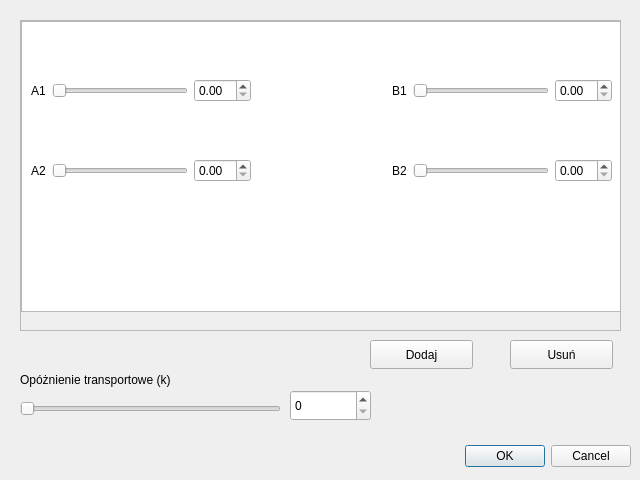
KamilWarczekIP/PK-Symulator_UAR, file dialogarxcooeficients.ui: the form before one commit.
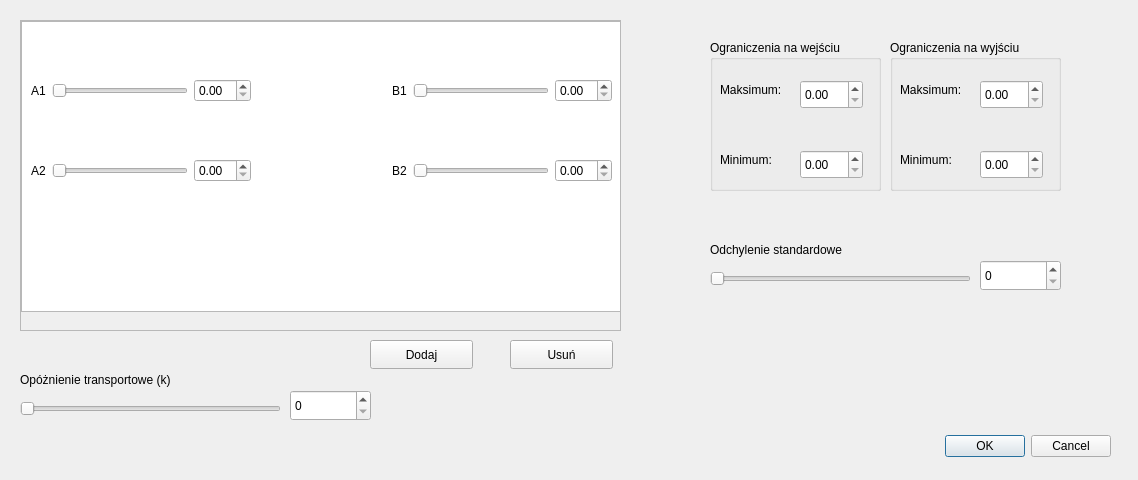
The form after the commit. Icons and pictures are not drawn.

What changed in the file:
```diff
--- a/dialogarxcooeficients.ui
+++ b/dialogarxcooeficients.ui
@@ -6,7 +6,7 @@
    <rect>
     <x>0</x>
     <y>0</y>
-    <width>640</width>
+    <width>1138</width>
     <height>480</height>
    </rect>
   </property>
@@ -17,8 +17,8 @@
    <property name="geometry">
     <rect>
      <x>10</x>
-     <y>440</y>
-     <width>621</width>
+     <y>430</y>
+     <width>1101</width>
      <height>32</height>
     </rect>
    </property>
@@ -217,7 +217,7 @@
     <rect>
      <x>20</x>
      <y>370</y>
-     <width>181</width>
+     <width>211</width>
      <height>20</height>
     </rect>
    </property>
@@ -248,6 +248,160 @@
     </rect>
    </property>
   </widget>
+  <widget class="QGroupBox" name="groupBox_2">
+   <property name="geometry">
+    <rect>
+     <x>890</x>
+     <y>40</y>
+     <width>171</width>
+     <height>151</height>
+    </rect>
+   </property>
+   <property name="title">
+    <string>Ograniczenia na wyjściu</string>
+   </property>
+   <widget class="QDoubleSpinBox" name="doubleSpinBox_5">
+    <property name="geometry">
+     <rect>
+      <x>90</x>
+      <y>40</y>
+      <width>63</width>
+      <height>29</height>
+     </rect>
+    </property>
+   </widget>
+   <widget class="QDoubleSpinBox" name="doubleSpinBox_6">
+    <property name="geometry">
+     <rect>
+      <x>90</x>
+      <y>110</y>
+      <width>63</width>
+      <height>29</height>
+     </rect>
+    </property>
+   </widget>
+   <widget class="QLabel" name="label_6">
+    <property name="geometry">
+     <rect>
+      <x>10</x>
+      <y>40</y>
+      <width>81</width>
+      <height>20</height>
+     </rect>
+    </property>
+    <property name="text">
+     <string>Maksimum:</string>
+    </property>
+   </widget>
+   <widget class="QLabel" name="label_7">
+    <property name="geometry">
+     <rect>
+      <x>10</x>
+      <y>110</y>
+      <width>81</width>
+      <height>20</height>
+     </rect>
+    </property>
+    <property name="text">
+     <string>Minimum:</string>
+    </property>
+   </widget>
+  </widget>
+  <widget class="QGroupBox" name="groupBox">
+   <property name="geometry">
+    <rect>
+     <x>710</x>
+     <y>40</y>
+     <width>171</width>
+     <height>151</height>
+    </rect>
+   </property>
+   <property name="title">
+    <string>Ograniczenia na wejściu</string>
+   </property>
+   <widget class="QDoubleSpinBox" name="doubleSpinBox_7">
+    <property name="geometry">
+     <rect>
+      <x>90</x>
+      <y>40</y>
+      <width>63</width>
+      <height>29</height>
+     </rect>
+    </property>
+   </widget>
+   <widget class="QDoubleSpinBox" name="doubleSpinBox_8">
+    <property name="geometry">
+     <rect>
+      <x>90</x>
+      <y>110</y>
+      <width>63</width>
+      <height>29</height>
+     </rect>
+    </property>
+   </widget>
+   <widget class="QLabel" name="label_8">
+    <property name="geometry">
+     <rect>
+      <x>10</x>
+      <y>40</y>
+      <width>81</width>
+      <height>20</height>
+     </rect>
+    </property>
+    <property name="text">
+     <string>Maksimum:</string>
+    </property>
+   </widget>
+   <widget class="QLabel" name="label_9">
+    <property name="geometry">
+     <rect>
+      <x>10</x>
+      <y>110</y>
+      <width>81</width>
+      <height>20</height>
+     </rect>
+    </property>
+    <property name="text">
+     <string>Minimum:</string>
+    </property>
+   </widget>
+  </widget>
+  <widget class="QLabel" name="label_10">
+   <property name="geometry">
+    <rect>
+     <x>710</x>
+     <y>240</y>
+     <width>211</width>
+     <height>20</height>
+    </rect>
+   </property>
+   <property name="text">
+    <string>Odchylenie standardowe</string>
+   </property>
+  </widget>
+  <widget class="QSlider" name="horizontalSlider_6">
+   <property name="geometry">
+    <rect>
+     <x>710</x>
+     <y>270</y>
+     <width>261</width>
+     <height>18</height>
+    </rect>
+   </property>
+   <property name="orientation">
+    <enum>Qt::Orientation::Horizontal</enum>
+   </property>
+  </widget>
+  <widget class="QSpinBox" name="spinBox_2">
+   <property name="geometry">
+    <rect>
+     <x>980</x>
+     <y>260</y>
+     <width>81</width>
+     <height>31</height>
+    </rect>
+   </property>
+  </widget>
  </widget>
  <resources/>
  <connections>
```
